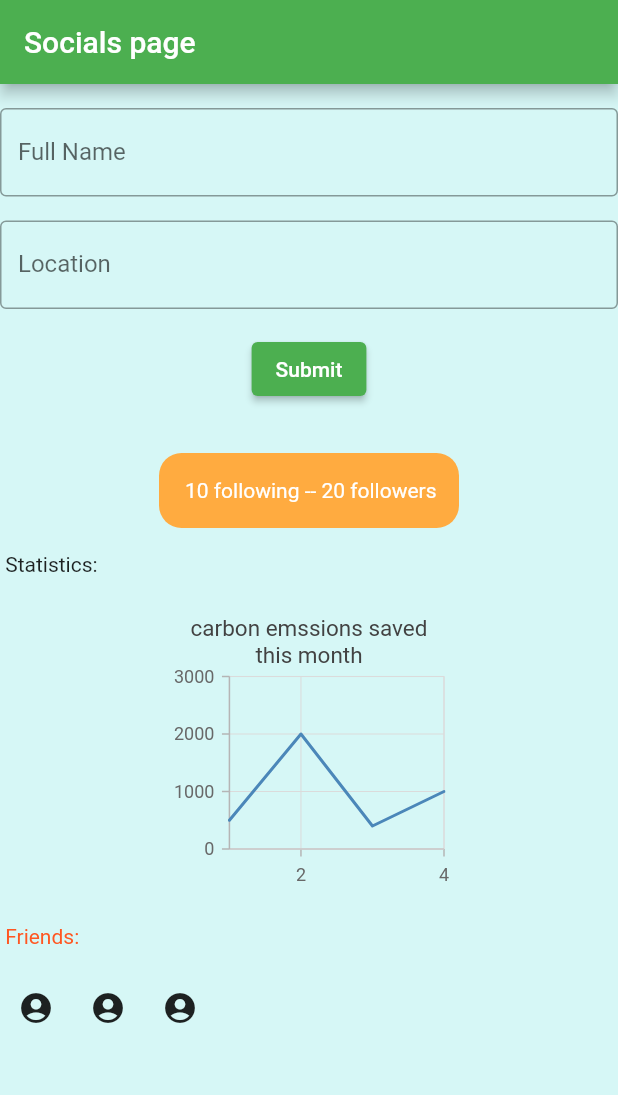
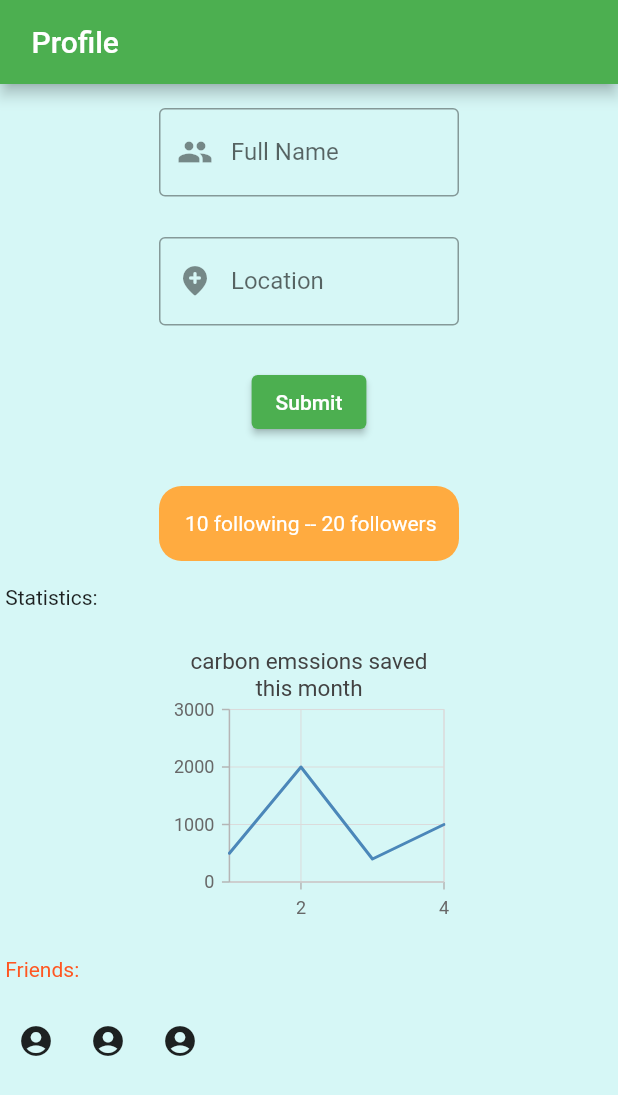
Before and after one commit to Arjdroid/greenifytransit, a Flutter app: the SocialsPage screen opened directly, on a phone screen of 412 x 824 dp. Shown: the top 1095 px of the screen. Run offline on Flutter 3.47's test engine with Material 2 defaults, Android fonts, the phone set to English and light mode, and no system bars; our stand-ins replace syncfusion_flutter_charts.

Commit message:
Shorten user data widget and add it to containers

```diff
--- a/lib/social_page.dart
+++ b/lib/social_page.dart
@@ -28,7 +28,7 @@ class _SocialsPageState extends State<SocialsPage> {
     return Scaffold(
       backgroundColor: Color.fromARGB(255, 214, 247, 246),
       appBar: AppBar(
-        title: const Text('Socials page'),
+        title: const Text(' Profile'),
       ),
       body: SingleChildScrollView(
           child: Column(
@@ -37,11 +37,19 @@ class _SocialsPageState extends State<SocialsPage> {
             children: const [Text(' ')],
           ), //Empty row
 
+          Container(
+              height: 70,
+              width: 200,
+              alignment: Alignment.topLeft,
+              decoration:
+                  BoxDecoration(borderRadius: BorderRadius.circular(15)),
+              child: Column(children: [
                 TextFormField(
-            decoration: InputDecoration(
+                  decoration: const InputDecoration(
                     border: OutlineInputBorder(),
+                    prefixIcon: Icon(Icons.people),
                     labelText: 'Full Name',
-              hintText: 'Enter your name - First Name   Last Name',
+                    hintText: 'First & Last Name',
                   ),
                   validator: (String? value) {
                     if (value == null || value.isEmpty) {
@@ -57,16 +65,26 @@ class _SocialsPageState extends State<SocialsPage> {
                   },
                   textInputAction: TextInputAction.done,
                 ),
+                Container(height: 10),
+              ])),
 
           Row(
             children: const [Text(' ')],
           ), //empty row
 
+          Container(
+              height: 70,
+              width: 200,
+              //alignment: Alignment.topLeft,
+              decoration:
+                  BoxDecoration(borderRadius: BorderRadius.circular(15)),
+              child: Column(children: [
                 TextFormField(
-            decoration: InputDecoration(
+                  decoration: const InputDecoration(
                     border: OutlineInputBorder(),
+                    prefixIcon: Icon(Icons.add_location_rounded),
                     labelText: 'Location',
-              hintText: 'Enter your location - City, State, Country',
+                    hintText: 'City, State, Country',
                   ),
                   validator: (String? value) {
                     if (value == null || value.isEmpty) {
@@ -82,6 +100,8 @@ class _SocialsPageState extends State<SocialsPage> {
                   },
                   textInputAction: TextInputAction.done,
                 ),
+                Container(height: 10),
+              ])),
 
           Padding(
             padding: const EdgeInsets.symmetric(vertical: 16.0),
```
Lines whose indentation alone changed are shown as unchanged.
